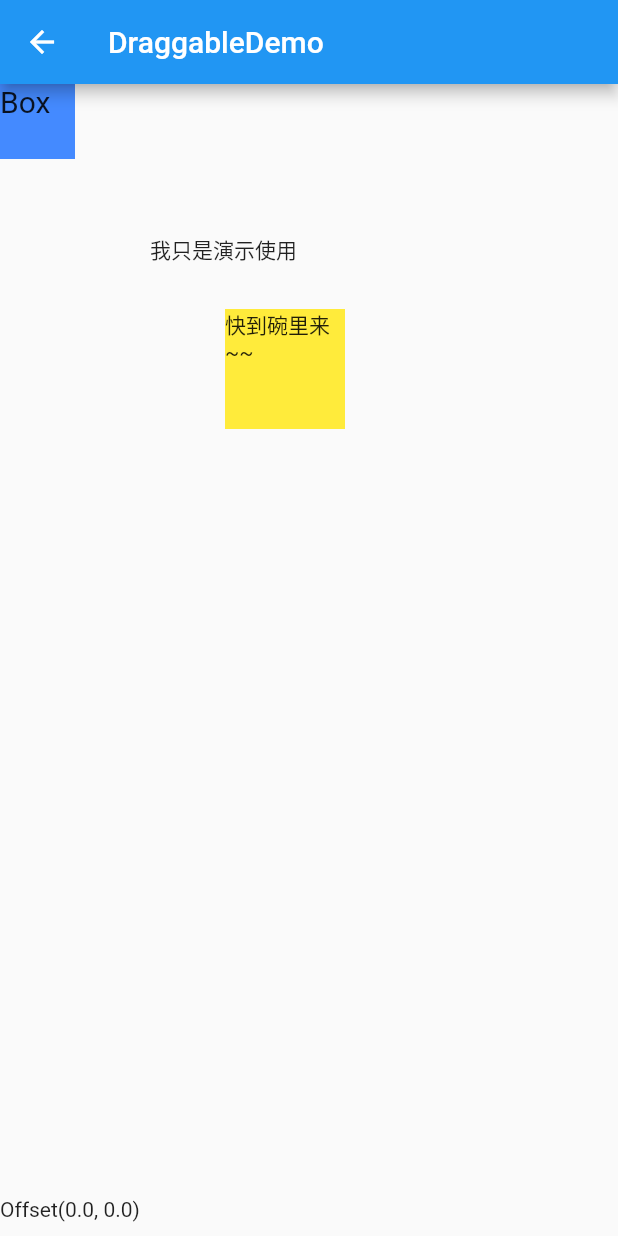
After one commit to lifelikejuly/Flutter_Demo, a Flutter app: the FloatDraggableDemo screen opened directly, on a phone screen of 412 x 824 dp. The commit adds this screen. Run offline on Flutter 3.47's test engine with Material 2 defaults, Android fonts, the phone set to English and light mode, and no system bars; our stand-ins replace charts_flutter, dio, flutter_swiper, pull_to_refresh; network calls fail.

Commit message:
do: 悬浮窗功能

```diff
--- /dev/null
+++ b/lib/demo/floatbox/app_float_box.dart
@@ -0,0 +1,77 @@
+import 'package:flutter/material.dart';
+
+/// 应用全局悬浮框
+class AppFloatBox extends StatefulWidget {
+  @override
+  _AppFloatBoxState createState() => _AppFloatBoxState();
+}
+
+class _AppFloatBoxState extends State<AppFloatBox> {
+  Offset offset = Offset(10, kToolbarHeight + 100);
+
+  Offset _calOffset(Size size, Offset offset, Offset nextOffset) {
+    double dx = 0;
+    if (offset.dx + nextOffset.dx <= 0) {
+      dx = 0;
+    } else if (offset.dx + nextOffset.dx >= (size.width - 50)) {
+      dx = size.width - 50;
+    } else {
+      dx = offset.dx + nextOffset.dx;
+    }
+    double dy = 0;
+    if (offset.dy + nextOffset.dy >= (size.height - 100)) {
+      dy = size.height - 100;
+    } else if (offset.dy + nextOffset.dy <= kToolbarHeight) {
+      dy = kToolbarHeight;
+    } else {
+      dy = offset.dy + nextOffset.dy;
+    }
+    return Offset(
+      dx,
+      dy,
+    );
+  }
+
+  @override
+  Widget build(BuildContext context) {
+    return Theme(
+      data: Theme.of(context).copyWith(
+        highlightColor: Colors.transparent,
+        appBarTheme: AppBarTheme.of(context).copyWith(
+          brightness: Brightness.dark,
+        ),
+      ),
+      child: Positioned(
+        left: offset.dx,
+        top: offset.dy,
+        child: GestureDetector(
+          onPanUpdate: (detail) {
+            setState(() {
+              offset =
+                  _calOffset(MediaQuery.of(context).size, offset, detail.delta);
+            });
+          },
+          onTap: () {
+            Scaffold.of(context).showSnackBar(
+              SnackBar(content: new Text('你戳到我了!')),
+            );
+          },
+          onPanEnd: (detail) {},
+          child: Container(
+            height: 50,
+            width: 50,
+            color: Colors.blueAccent,
+            child: Text(
+              "Box",
+              style: TextStyle(
+                fontSize: 20,
+                color: Colors.black,
+                decoration: TextDecoration.none,
+              ),
+            ),
+          ),
+        ),
+      ),
+    );
+  }
+}
--- /dev/null
+++ b/lib/demo/floatbox/float_dragable_demo.dart
@@ -0,0 +1,124 @@
+import 'package:flutter/material.dart';
+
+class FloatDraggableDemo extends StatefulWidget {
+  @override
+  _FloatDraggableState createState() => _FloatDraggableState();
+}
+
+class _FloatDraggableState extends State<FloatDraggableDemo> {
+  Offset offset = Offset(0.0, 0.0);
+  String info = "";
+
+  @override
+  Widget build(BuildContext context) {
+    double statusBarHeight = MediaQuery.of(context).padding.top;
+    double appBarHeight = kToolbarHeight;
+
+    return Scaffold(
+      appBar: AppBar(
+        title: Text("DraggableDemo"),
+      ),
+      body: Stack(
+        children: <Widget>[
+          Positioned(
+            left: offset.dx,
+            top: offset.dy,
+            child: Draggable(
+              child: Box(),
+              childWhenDragging: Container(),
+              feedback: Box(),
+              onDraggableCanceled: (Velocity velocity, Offset offset) {
+                setState(() {
+                  this.offset = Offset(
+                      offset.dx, offset.dy - appBarHeight - statusBarHeight);
+                });
+              },
+            ),
+          ),
+          Positioned(
+            left: 100,
+            top: 100,
+            child: Draggable(
+              child: Text("我只是演示使用"),
+              childWhenDragging: Text(
+                "我被拉出去了😢",
+                style: TextStyle(color: Colors.red),
+              ),
+              feedback: Material(
+                child: Text("我是拉出去的东西"),
+              ),
+              onDragEnd: (detail) {
+                info +=
+                    "Draggable onDragEnd ${detail.velocity.toString()} ${detail.offset.toString()}\n";
+                setState(() {});
+                print(
+                    "Draggable onDragEnd ${detail.velocity.toString()} ${detail.offset.toString()}");
+              },
+              onDragCompleted: () {
+                print("Draggable onDragCompleted");
+                info += "Draggable onDragCompleted\n";
+                setState(() {});
+              },
+              onDragStarted: () {
+                info = "";
+                print("Draggable onDragStarted");
+                info += "Draggable onDragStarted\n";
+                setState(() {});
+              },
+              onDraggableCanceled: (Velocity velocity, Offset offset) {
+                print(
+                    "Draggable onDraggableCanceled ${velocity.toString()} ${offset.toString()}");
+                info +=
+                    "Draggable onDraggableCanceled ${velocity.toString()} ${offset.toString()}\n";
+                setState(() {});
+              },
+            ),
+          ),
+          Positioned(
+            left: 150,
+            top: 150,
+            child: DragTarget(
+              builder: (
+                BuildContext context,
+                List<dynamic> accepted,
+                List<dynamic> rejected,
+              ) {
+                return Container(
+                  height: 80,
+                  width: 80,
+                  color: Colors.yellow,
+                  child: Text("快到碗里来~~"),
+                );
+              },
+            ),
+          ),
+          Positioned(
+            bottom: 50,
+            child: Text(info),
+          ),
+          Positioned(
+            bottom: 10,
+            child: Text("${offset.toString()}"),
+          )
+        ],
+      ),
+    );
+  }
+}
+
+class Box extends StatelessWidget {
+  @override
+  Widget build(BuildContext context) {
+    return Container(
+      height: 50,
+      width: 50,
+      color: Colors.blueAccent,
+      child: Text(
+        "Box",
+        style: TextStyle(
+          fontSize: 20,
+        ),
+      ),
+    );
+  }
+}
--- a/lib/main.dart
+++ b/lib/main.dart
@@ -76,6 +76,7 @@ class _MyHomePageState extends State<MyHomePage> with WidgetsBindingObserver {
     demos["生命周期"] = DemoPage("life");
     demos["路由"] = DemoPage("router");
     demos["画布"] = DemoPage("canvas");
+    demos["悬浮窗"] = DemoPage("float");
     WidgetsBinding.instance.addObserver(this);
   }
 
```
Also changed, not shown: lib/demo/appbar/sliver_appbar_demo.dart (added, +13 -0 lines), lib/demo/floatbox/float_overlay_demo.dart (added, +42 -0 lines), lib/demo/floatbox/float_stack_demo.dart (added, +24 -0 lines), lib/demo/scroll/scroll_demo.dart (added, +219 -0 lines), lib/demo_page.dart (+9 -0 lines).
